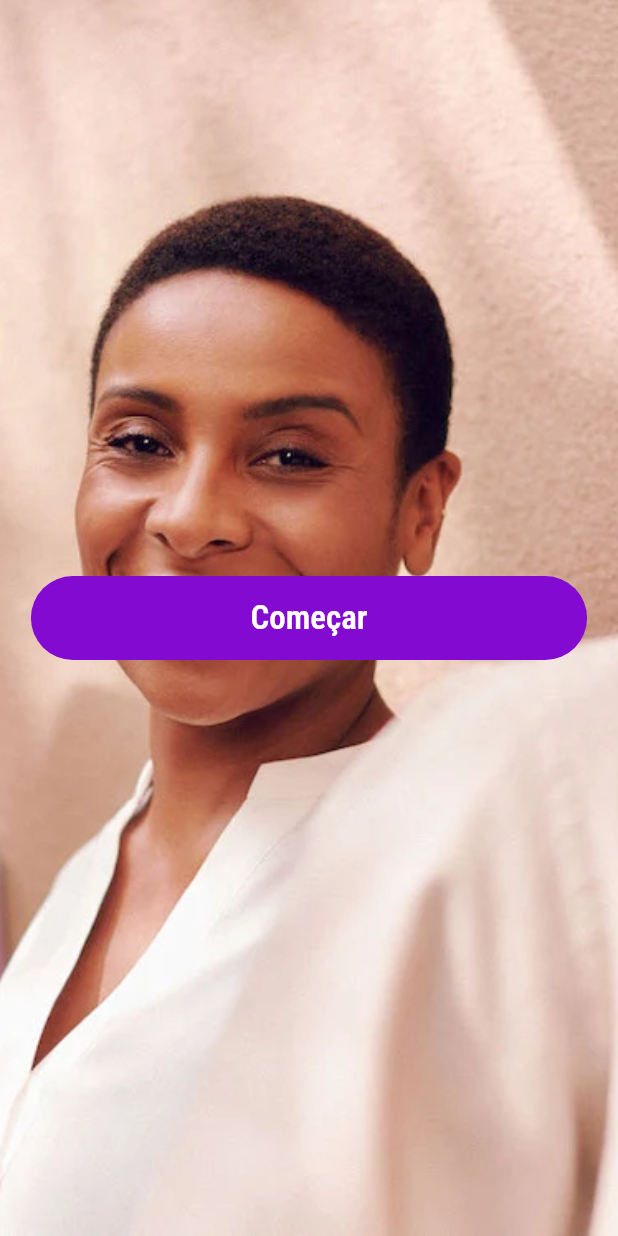
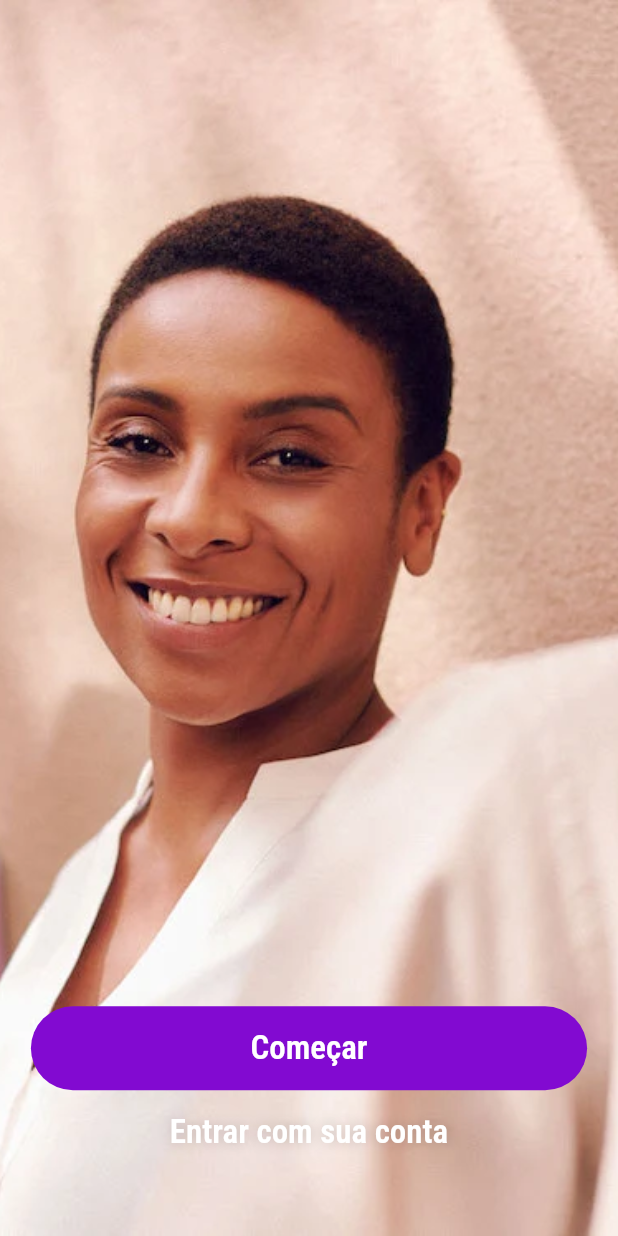
Before and after one commit to guilhermebernava/nu_bank_clone, a Flutter app: the screen it shows after launch, on a phone screen of 412 x 824 dp. Run offline on Flutter 3.47's test engine with Material 2 defaults, Android fonts, the phone set to English and light mode, and no system bars; our stand-ins replace dartz, get, google_fonts.

Commit message:
finalizing safe_button

```diff
--- a/lib/app/login/view/login_view.dart
+++ b/lib/app/login/view/login_view.dart
@@ -1,10 +1,8 @@
 import 'package:flutter/material.dart';
 import 'package:nu_bank_clone/core/widgets/safe_asset_image.dart';
 import 'package:nu_bank_clone/core/widgets/safe_button/safe_button.dart';
-import 'package:nu_bank_clone/themes/colors/app_colors.dart';
 import 'package:nu_bank_clone/themes/images/app_images.dart';
 import 'package:nu_bank_clone/themes/text_style/app_text_style.dart';
-import 'package:nu_bank_clone/themes/text_style/entity/app_text_theme_props.dart';
 
 class LoginView extends StatelessWidget {
   const LoginView({Key? key}) : super(key: key);
@@ -26,22 +24,28 @@ class LoginView extends StatelessWidget {
             width: size.width,
             child: Column(
               crossAxisAlignment: CrossAxisAlignment.center,
-              mainAxisAlignment: MainAxisAlignment.center,
+              mainAxisAlignment: MainAxisAlignment.end,
               children: [
                 SafeButton(
                   onTap: () {},
                   width: size.width * 0.9,
                   child: Text(
                     'Começar',
-                    style: AppTextStyle.appRobotoCondesend(
-                      AppTextStyleProps(
-                        color: AppColors.white,
-                        fontSize: 22,
-                        fontWeight: FontWeight.w600,
-                      ),
-                    ),
+                    style: AppTextStyle.button,
                   ),
                 ),
+                SafeButton(
+                  noBackground: true,
+                  onTap: () {},
+                  width: size.width * 0.9,
+                  child: Text(
+                    'Entrar com sua conta',
+                    style: AppTextStyle.textButton,
+                  ),
+                ),
+                SizedBox(
+                  height: size.height * 0.05,
+                )
               ],
             ),
           ),
--- a/lib/core/widgets/safe_button/safe_button.dart
+++ b/lib/core/widgets/safe_button/safe_button.dart
@@ -7,12 +7,14 @@ class SafeButton extends StatefulWidget {
   final VoidCallback onTap;
   final double width;
   final Widget child;
+  final bool noBackground;
 
   const SafeButton({
     Key? key,
     required this.onTap,
     required this.width,
     required this.child,
+    this.noBackground = false,
   }) : super(key: key);
 
   @override
@@ -21,20 +23,30 @@ class SafeButton extends StatefulWidget {
 
 class _SafeButtonState extends State<SafeButton> with TickerProviderStateMixin {
   late final AnimationController _animationController;
-  late final Animation<Color?> _animation;
+  late final Animation _animation;
   final controller = Get.put(SafeButtonController());
 
   @override
   void initState() {
+    if (widget.noBackground) {
       _animationController = AnimationController(
-        vsync: this, duration: const Duration(milliseconds: 200));
-
+        vsync: this,
+        duration: const Duration(milliseconds: 270),
+      );
+      _animation = Tween(begin: 1.0, end: 0.5).animate(
+        CurvedAnimation(parent: _animationController, curve: Curves.linear),
+      );
+    } else {
+      _animationController = AnimationController(
+        vsync: this,
+        duration: const Duration(milliseconds: 200),
+      );
       _animation = ColorTween(
         begin: AppColors.primary,
         end: AppColors.primaryDark,
       ).animate(
-      CurvedAnimation(parent: _animationController, curve: Curves.linear),
-    );
+          CurvedAnimation(parent: _animationController, curve: Curves.linear));
+    }
 
     super.initState();
   }
@@ -47,6 +59,7 @@ class _SafeButtonState extends State<SafeButton> with TickerProviderStateMixin {
 
   @override
   Widget build(BuildContext context) {
+    if (widget.noBackground) {
       return AnimatedBuilder(
         animation: _animation,
         builder: (_, __) => GestureDetector(
@@ -66,7 +79,46 @@ class _SafeButtonState extends State<SafeButton> with TickerProviderStateMixin {
                   widget.onTap();
                 }
               : null,
-        onLongPressEnd: (details) => _animationController.reverse(),
+          onLongPressEnd: (_) => _animationController.reverse(),
+          child: Container(
+            padding: const EdgeInsets.symmetric(
+              vertical: 15,
+            ),
+            width: widget.width,
+            decoration: BoxDecoration(
+              color: Colors.transparent,
+              borderRadius: BorderRadius.circular(30),
+            ),
+            child: Opacity(
+              opacity: _animation.value,
+              child: Center(
+                child: widget.child,
+              ),
+            ),
+          ),
+        ),
+      );
+    } else {
+      return AnimatedBuilder(
+        animation: _animation,
+        builder: (_, __) => GestureDetector(
+          onTap: controller.canClick
+              ? () {
+                  controller.protectButton(setState, 1);
+                  _animationController.forward().then((value) {
+                    _animationController.reverse();
+                  });
+                  widget.onTap();
+                }
+              : null,
+          onLongPress: controller.canClick
+              ? () {
+                  controller.protectButton(setState, 1);
+                  _animationController.forward();
+                  widget.onTap();
+                }
+              : null,
+          onLongPressEnd: (_) => _animationController.reverse(),
           child: Container(
             padding: const EdgeInsets.symmetric(
               vertical: 15,
@@ -84,3 +136,4 @@ class _SafeButtonState extends State<SafeButton> with TickerProviderStateMixin {
       );
     }
   }
+}
--- a/lib/themes/text_style/app_text_style.dart
+++ b/lib/themes/text_style/app_text_style.dart
@@ -1,5 +1,6 @@
 import 'package:flutter/material.dart';
 import 'package:google_fonts/google_fonts.dart';
+import 'package:nu_bank_clone/themes/colors/app_colors.dart';
 import 'entity/app_text_theme_props.dart';
 
 class AppTextStyle {
@@ -12,4 +13,26 @@ class AppTextStyle {
       decoration: props.decoration,
     );
   }
+
+  static TextStyle button = AppTextStyle.appRobotoCondesend(
+    AppTextStyleProps(
+      color: AppColors.white,
+      fontSize: 22,
+      fontWeight: FontWeight.w600,
+    ),
+  );
+
+  static TextStyle textButton = AppTextStyle.appRobotoCondesend(
+    AppTextStyleProps(
+      color: AppColors.white,
+      fontSize: 22,
+      fontWeight: FontWeight.w600,
+      shadows: [
+        Shadow(
+          blurRadius: 10,
+          color: AppColors.black.withOpacity(0.2),
+        )
+      ],
+    ),
+  );
 }
```
Lines whose indentation alone changed are shown as unchanged.
